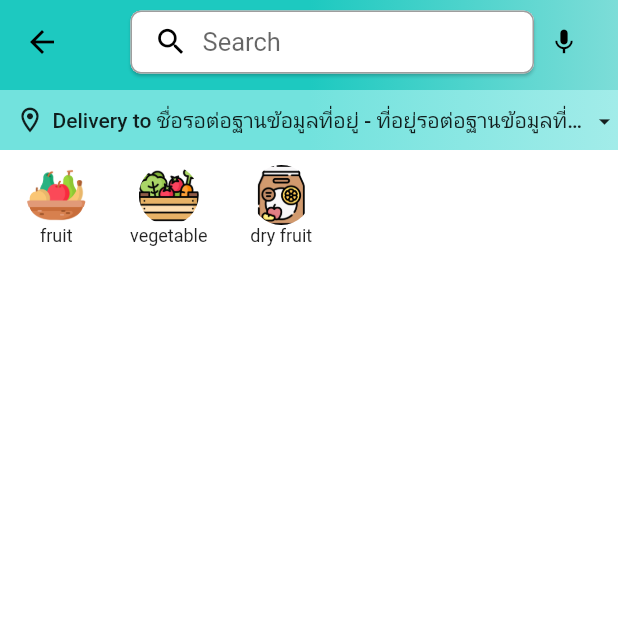
After one commit to vanvans03-def/kmutnb_project, a Flutter app: the HomeScreen screen opened directly, on a phone screen of 412 x 824 dp, the top half of it. The commit adds this screen. Run offline on Flutter 3.47's test engine with Material 2 defaults, Android fonts, the phone set to English and light mode, and no system bars; our stand-ins replace badges, shared_preferences; accounts and stored records are empty; network calls fail.

Commit message:
address bar

```diff
--- a/lib/common/widgets/bottom_bar.dart
+++ b/lib/common/widgets/bottom_bar.dart
@@ -2,6 +2,7 @@ import 'package:badges/badges.dart';
 import 'package:flutter/material.dart';
 import 'package:kmutnb_project/constants/global_variables.dart';
 import 'package:kmutnb_project/features/account/screens/account_screen.dart';
+import 'package:kmutnb_project/features/home/screens/home_screen.dart';
 
 class BottomBar extends StatefulWidget {
   static const String routeName = '/actual-home';
@@ -17,9 +18,7 @@ class _BottomBarState extends State<BottomBar> {
   double bottomBarBorderWidth = 5;
 
   List<Widget> pages = [
-    const Center(
-      child: Text('Home Page'),
-    ),
+    const HomeScreen(),
     const AccountScreen(),
     const Center(
       child: Text('Cart Page'),
--- a/lib/constants/global_variables.dart
+++ b/lib/constants/global_variables.dart
@@ -16,4 +16,18 @@ class GlobalVariables {
   static const Color greyBackgroundCOlor = Color(0xffebecee);
   static var selectedNavBarColor = Colors.cyan[800]!;
   static const unselectedNavBarColor = Colors.black87;
+  static const List<Map<String, String>> categoryImages = [
+    {
+      'title': 'fruit',
+      'image': 'assets/images/fruit.png',
+    },
+    {
+      'title': 'vegetable',
+      'image': 'assets/images/organic-food.png',
+    },
+    {
+      'title': 'dry fruit',
+      'image': 'assets/images/dried-fruit.png',
+    },
+  ];
 }
--- a/lib/features/account/widgets/below_app_bar.dart
+++ b/lib/features/account/widgets/below_app_bar.dart
@@ -7,7 +7,7 @@ class BelowAppBar extends StatelessWidget {
   @override
   Widget build(BuildContext context) {
     // ignore: prefer_const_declarations
-    final user = 'admin';
+    final user = 'รอเชื่อมต่อชื่ออยู่นะจ๊ะ';
     return Container(
       decoration: const BoxDecoration(
         gradient: GlobalVariables.appBarGradient,
--- a/lib/features/account/widgets/orders.dart
+++ b/lib/features/account/widgets/orders.dart
@@ -13,6 +13,8 @@ class _OrdersState extends State<Orders> {
   //temporary list
 
   List list = [
+    'https://upload.wikimedia.org/wikipedia/commons/thumb/4/4c/Garden_strawberry_%28Fragaria_%C3%97_ananassa%29_single2.jpg/1200px-Garden_strawberry_%28Fragaria_%C3%97_ananassa%29_single2.jpg',
+    'https://upload.wikimedia.org/wikipedia/commons/thumb/4/4c/Garden_strawberry_%28Fragaria_%C3%97_ananassa%29_single2.jpg/1200px-Garden_strawberry_%28Fragaria_%C3%97_ananassa%29_single2.jpg',
     'https://upload.wikimedia.org/wikipedia/commons/thumb/4/4c/Garden_strawberry_%28Fragaria_%C3%97_ananassa%29_single2.jpg/1200px-Garden_strawberry_%28Fragaria_%C3%97_ananassa%29_single2.jpg',
     'https://upload.wikimedia.org/wikipedia/commons/thumb/4/4c/Garden_strawberry_%28Fragaria_%C3%97_ananassa%29_single2.jpg/1200px-Garden_strawberry_%28Fragaria_%C3%97_ananassa%29_single2.jpg',
     'https://upload.wikimedia.org/wikipedia/commons/thumb/4/4c/Garden_strawberry_%28Fragaria_%C3%97_ananassa%29_single2.jpg/1200px-Garden_strawberry_%28Fragaria_%C3%97_ananassa%29_single2.jpg',
--- /dev/null
+++ b/lib/features/home/screens/home_screen.dart
@@ -0,0 +1,102 @@
+import 'package:flutter/material.dart';
+import 'package:kmutnb_project/features/home/widgets/address_box.dart';
+import 'package:kmutnb_project/features/home/widgets/top_categories.dart';
+
+import '../../../constants/global_variables.dart';
+
+class HomeScreen extends StatefulWidget {
+  static const String routeName = '/home';
+  const HomeScreen({super.key});
+
+  @override
+  State<HomeScreen> createState() => _HomeScreenState();
+}
+
+class _HomeScreenState extends State<HomeScreen> {
+  final user = 'รอเชื่อมต่อชื่ออยู่นะจ๊ะ';
+  @override
+  Widget build(BuildContext context) {
+    return Scaffold(
+      appBar: PreferredSize(
+        preferredSize: const Size.fromHeight(60),
+        child: AppBar(
+          flexibleSpace: Container(
+            decoration: const BoxDecoration(
+              gradient: GlobalVariables.appBarGradient,
+            ),
+          ),
+          title: Row(
+            mainAxisAlignment: MainAxisAlignment.spaceBetween,
+            children: [
+              Expanded(
+                child: Container(
+                  height: 42,
+                  margin: const EdgeInsets.only(left: 15),
+                  child: Material(
+                    borderRadius: BorderRadius.circular(7),
+                    elevation: 1,
+                    child: TextFormField(
+                      decoration: InputDecoration(
+                        prefixIcon: InkWell(
+                          onTap: () {},
+                          child: const Padding(
+                            padding: EdgeInsets.only(left: 6),
+                            child: Icon(
+                              Icons.search,
+                              color: Colors.black,
+                              size: 23,
+                            ),
+                          ),
+                        ),
+                        filled: true,
+                        fillColor: Colors.white,
+                        contentPadding: const EdgeInsets.only(top: 10),
+                        border: const OutlineInputBorder(
+                          borderRadius: BorderRadius.all(
+                            Radius.circular(7),
+                          ),
+                          borderSide: BorderSide.none,
+                        ),
+                        enabledBorder: const OutlineInputBorder(
+                          borderRadius: BorderRadius.all(
+                            Radius.circular(7),
+                          ),
+                          borderSide: BorderSide(
+                            color: Colors.black38,
+                            width: 1,
+                          ),
+                        ),
+                        hintText: "Search",
+                        hintStyle: const TextStyle(
+                          fontWeight: FontWeight.w400,
+                          fontSize: 17,
+                        ),
+                      ),
+                    ),
+                  ),
+                ),
+              ),
+              Container(
+                color: Colors.transparent,
+                height: 42,
+                margin: const EdgeInsets.symmetric(horizontal: 10),
+                child: const Icon(
+                  Icons.mic,
+                  color: Colors.black,
+                  size: 20,
+                ),
+              )
+            ],
+          ),
+        ),
+      ),
+      body: Column(
+        children: [
+          AddressBox(),
+          SizedBox(height: 10),
+          TopCategories(),
+        ],
+      ),
+    );
+  }
+}
--- /dev/null
+++ b/lib/features/home/widgets/address_box.dart
@@ -0,0 +1,54 @@
+import 'package:flutter/material.dart';
+
+class AddressBox extends StatelessWidget {
+  const AddressBox({super.key});
+
+  @override
+  Widget build(BuildContext context) {
+    final username = "ชื่อรอต่อฐานข้อมูลที่อยู่";
+    final useraddress = "ที่อยู่รอต่อฐานข้อมูลที่อยู่";
+    return Container(
+      height: 40,
+      decoration: const BoxDecoration(
+        gradient: LinearGradient(
+          colors: [
+            Color.fromARGB(255, 114, 226, 221),
+            Color.fromARGB(255, 162, 236, 233),
+          ],
+          stops: [0.5, 1.0],
+        ),
+      ),
+      padding: const EdgeInsets.only(left: 10),
+      child: Row(
+        children: [
+          const Icon(
+            Icons.location_on_outlined,
+            size: 20,
+          ),
+          Expanded(
+            child: Padding(
+              padding: const EdgeInsets.only(left: 5),
+              child: Text(
+                "Delivery to ${username} - ${useraddress}",
+                style: const TextStyle(
+                  fontWeight: FontWeight.w500,
+                ),
+                overflow: TextOverflow.ellipsis,
+              ),
+            ),
+          ),
+          const Padding(
+            padding: EdgeInsets.only(
+              left: 5,
+              top: 2,
+            ),
+            child: Icon(
+              Icons.arrow_drop_down_outlined,
+              size: 18,
+            ),
+          ),
+        ],
+      ),
+    );
+  }
+}
--- /dev/null
+++ b/lib/features/home/widgets/top_categories.dart
@@ -0,0 +1,43 @@
+import 'package:flutter/material.dart';
+import 'package:kmutnb_project/constants/global_variables.dart';
+
+class TopCategories extends StatelessWidget {
+  const TopCategories({super.key});
+
+  @override
+  Widget build(BuildContext context) {
+    return SizedBox(
+      height: 60,
+      child: ListView.builder(
+        itemCount: GlobalVariables.categoryImages.length,
+        itemExtent: 75,
+        scrollDirection: Axis.horizontal,
+        itemBuilder: (context, index) {
+          return Column(
+            children: [
+              Container(
+                padding: const EdgeInsets.symmetric(horizontal: 10),
+                child: ClipRRect(
+                  borderRadius: BorderRadius.circular(50),
+                  child: Image.asset(
+                    GlobalVariables.categoryImages[index]['image']!,
+                    fit: BoxFit.cover,
+                    height: 40,
+                    width: 40,
+                  ),
+                ),
+              ),
+              Text(
+                GlobalVariables.categoryImages[index]['title']!,
+                style: const TextStyle(
+                  fontSize: 12,
+                  fontWeight: FontWeight.w400,
+                ),
+              )
+            ],
+          );
+        },
+      ),
+    );
+  }
+}
--- a/lib/main.dart
+++ b/lib/main.dart
@@ -30,8 +30,8 @@ class MyApp extends StatelessWidget {
             )),
       ),
       onGenerateRoute: (settings) => generateRoute(settings),
-      //home: const AuthScreen(),
-      home: const BottomBar(),
+      home: const AuthScreen(),
+      //home: const BottomBar(),
     );
   }
 }
```
Also changed, not shown: assets/images/dried-fruit.png (added), assets/images/fruit.png (added), assets/images/organic-food.png (added).
